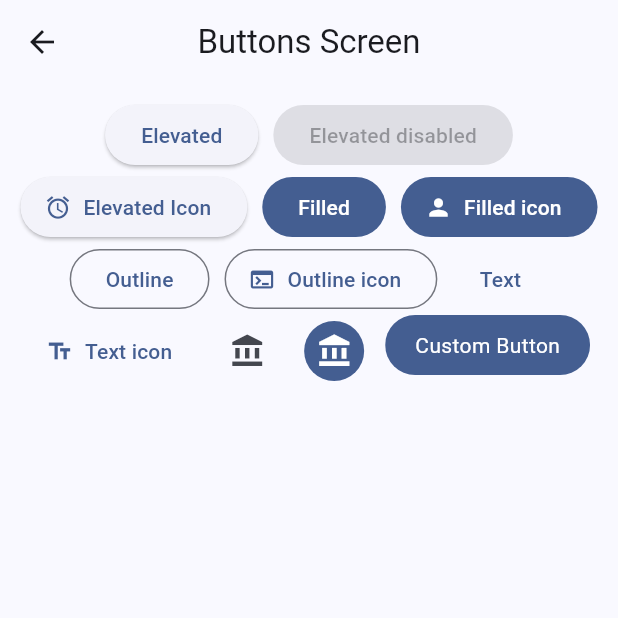
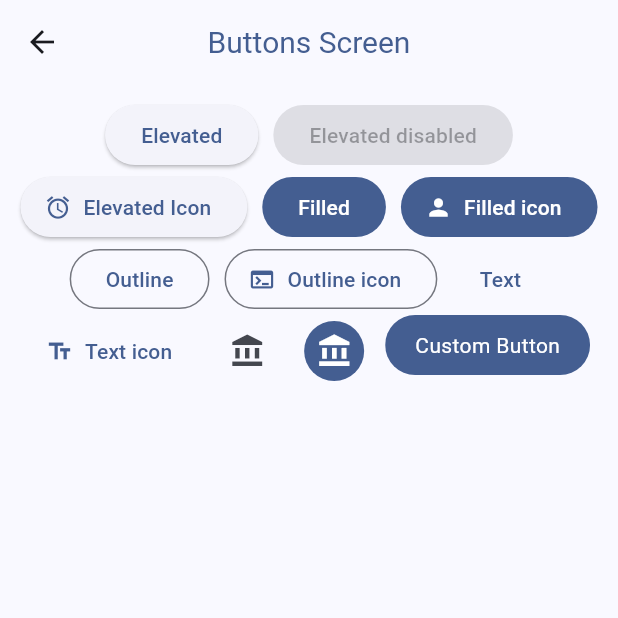
Before and after one commit to arr199/widgets_app, a Flutter app: the screen it shows after launch, after a tap on "Buttons", on a phone screen of 412 x 824 dp, the top half of it. Run offline on Flutter 3.47's test engine with Material 3 defaults, Android fonts, the phone set to English and light mode, and no system bars; our stand-ins replace go_router.

Commit message:
add mainAppBar

```diff
--- a/lib/presentation/screens/buttons/buttons_screens.dart
+++ b/lib/presentation/screens/buttons/buttons_screens.dart
@@ -1,4 +1,5 @@
 import 'package:flutter/material.dart';
+import 'package:widgets_app/presentation/widgets/shared/main_appbar.dart';
 
 class ButtonsScreen extends StatelessWidget {
   static const String name = "button_screen";
@@ -7,14 +8,7 @@ class ButtonsScreen extends StatelessWidget {
   @override
   Widget build(BuildContext context) {
     return Scaffold(
-      appBar: AppBar(
-        leading: IconButton(
-            onPressed: () {
-              Navigator.pop(context);
-            },
-            icon: const Icon(Icons.arrow_back)),
-        title: const Text('Buttons Screen'),
-      ),
+      appBar: MainAppBar(title: "Buttons Screen"),
       body: const _ButtonsContainer(),
     );
   }
--- a/lib/presentation/screens/home/home_screen.dart
+++ b/lib/presentation/screens/home/home_screen.dart
@@ -1,6 +1,7 @@
 import 'package:flutter/material.dart';
 import 'package:go_router/go_router.dart';
 import 'package:widgets_app/config/menu/menu_items.dart';
+import 'package:widgets_app/presentation/widgets/shared/main_appbar.dart';
 
 class HomeScreen extends StatelessWidget {
   static const String name = "home_screen";
@@ -11,9 +12,7 @@ class HomeScreen extends StatelessWidget {
     const items = appMenuItems;
 
     return Scaffold(
-      appBar: AppBar(
-        title: const Text("Flutter + Material 3"),
-      ),
+      appBar: MainAppBar(title: "Widgets App"),
       body: ListView.builder(
         itemCount: items.length,
         itemBuilder: (context, index) {
```
